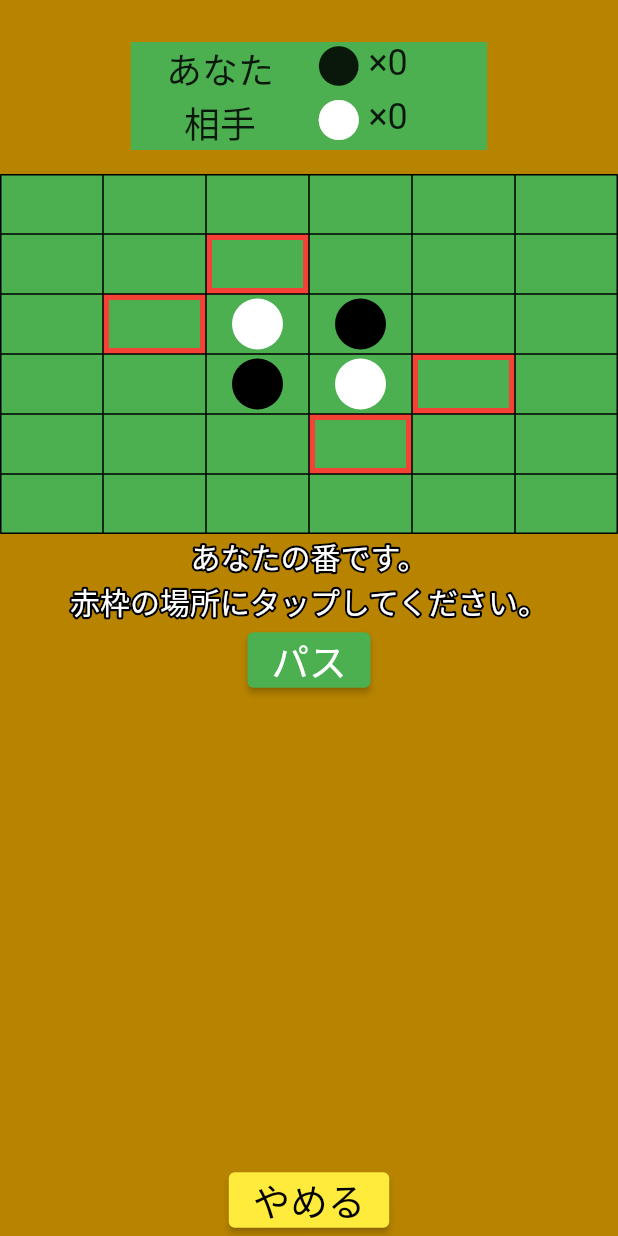
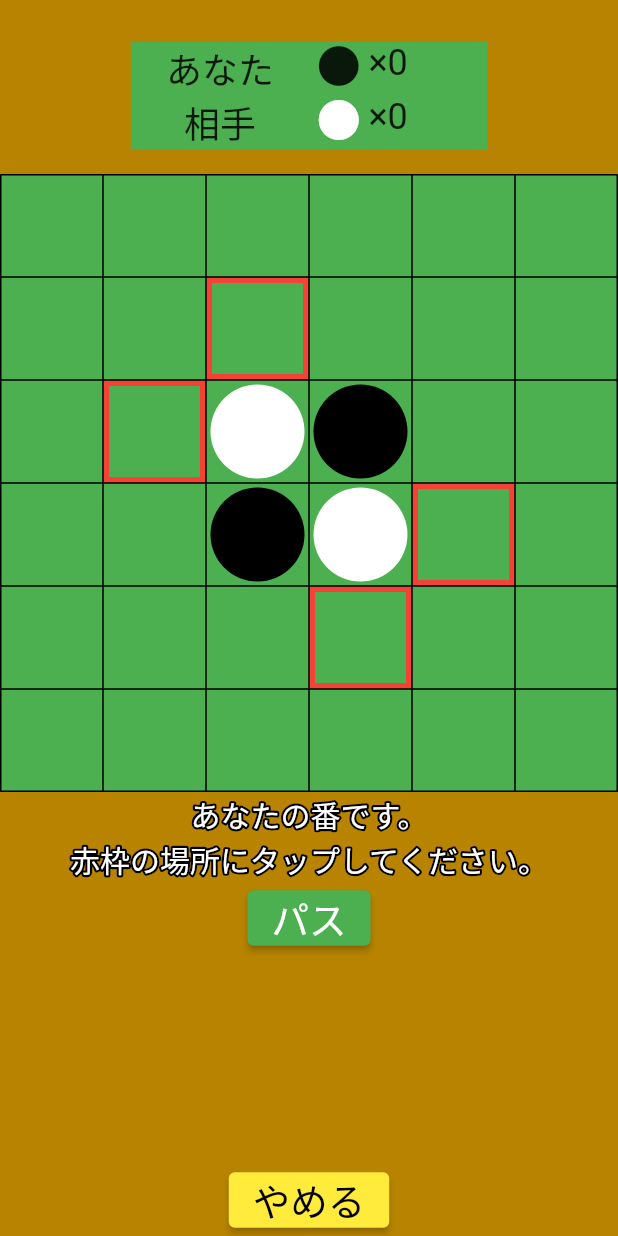
Before and after one commit to KotaSHIOZAKI/flutter_othello_app, a Flutter app: the GameScreen screen opened by its route, on a phone screen of 412 x 824 dp. Run offline on Flutter 3.47's test engine with Material 2 defaults, Android fonts, the phone set to English and light mode, and no system bars; drawn by our look-alikes of bordered_text.

Commit message:
盤のマスごとの大きさを均等に

```diff
--- a/lib/game_screen.dart
+++ b/lib/game_screen.dart
@@ -2,6 +2,7 @@ import 'package:flutter/material.dart';
 import 'package:bordered_text/bordered_text.dart';
 
 import 'main.dart';
+import 'main.dart' as main;
 import 'classes.dart';
 
 class GameScreen extends StatefulWidget {
@@ -163,6 +164,12 @@ class GameScreenPage extends State<GameScreen> {
   int colorToggle = 1;
   GestureDetector board(int column, int row, int val) {
     BoardPiece piece = gameBoard.array[column][row];
+
+    double minSize = MediaQuery.of(context).size.width;
+    if (minSize > MediaQuery.of(context).size.height) {
+      minSize = MediaQuery.of(context).size.height;
+    }
+
     return GestureDetector(
       onTap: () {
         if (piece.canPlace) {
@@ -183,29 +190,14 @@ class GameScreenPage extends State<GameScreen> {
         }
       },
       child: Container(
-        width: 40.0,
-        height: 40.0,
+        width: minSize / main.column,
+        height: minSize / main.row,
         color: Colors.green,
         child: stoneDecorate(val, putStone(column, row, colorToggle, replace: false)),
       ),
     );
   }
 
-  // Future<void> putStone(int column, int row, int color) async {
-  //   await Future.delayed(const Duration(seconds: 1));
-  //   var rowList = [];
-  //   for (int i = row; i < gameBoard.array[column].length; i++) {
-  //     rowList.add(i);
-  //     if (gameBoard.array[column][i].situationId == color) {
-  //       for (int val in rowList) {
-  //         setState(() {
-  //           gameBoard.array[column][val].putStone = color;
-  //         });
-  //       }
-  //       break;
-  //     }
-  //   }
-  // }
   bool putStone(int column, int row, int color, {bool replace = true}) {
     int replaceStone(int col, int row, int columnAdd, int rowAdd, bool replace) {
       col += columnAdd;
```
